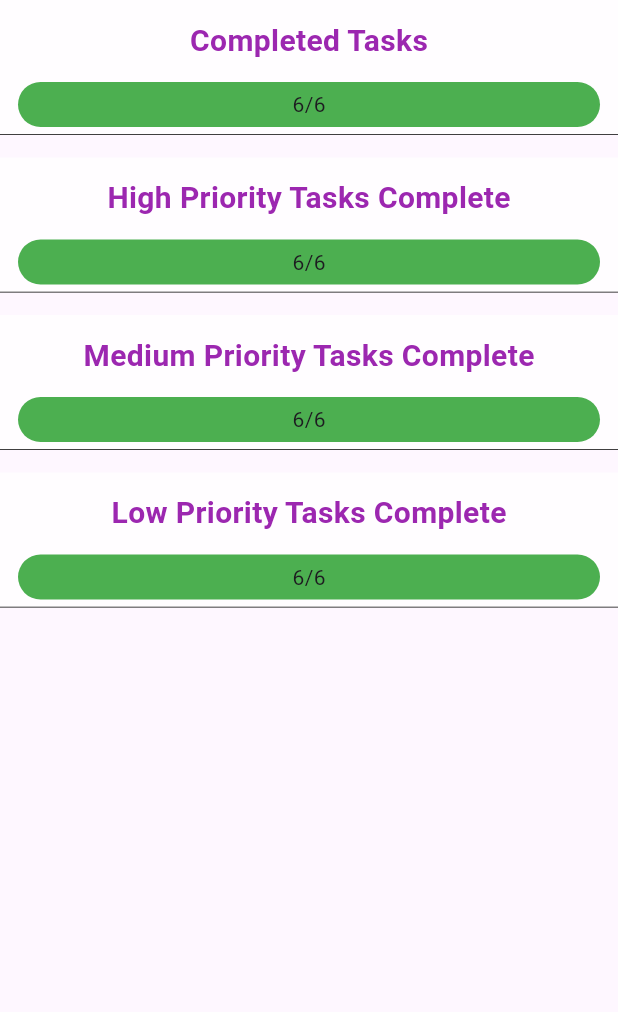
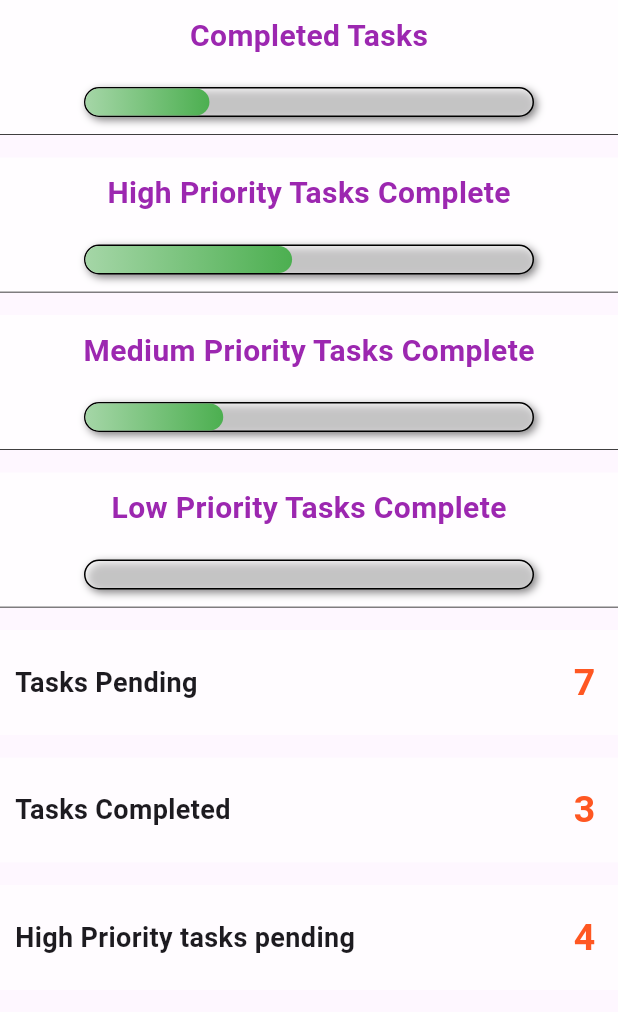
Before and after one commit to josephwatunu123/to_do_app, a Flutter app: the DashboardView screen opened directly, on a phone screen of 412 x 824 dp, the part 84-1096 px from its top. Run offline on Flutter 3.47's test engine with Material 3 defaults, Android fonts, the light colour scheme and no system bars; our stand-ins replace flutter_speed_dial, stacked.

Commit message:
create dashboard functionality

```diff
--- a/lib/ui/views/dashboard/dashboard_view.dart
+++ b/lib/ui/views/dashboard/dashboard_view.dart
@@ -1,5 +1,8 @@
 import 'package:flutter/material.dart';
+import 'package:stacked/stacked.dart';
+import 'package:task_sync/ui/views/dashboard/dashboard_view_model.dart';
 import 'package:task_sync/ui/widgets/app_bar.dart';
+import 'package:task_sync/ui/widgets/custom_progress_bar.dart';
 
 class DashboardView extends StatefulWidget {
   const DashboardView({super.key});
@@ -11,23 +14,29 @@ class DashboardView extends StatefulWidget {
 class _DashboardViewState extends State<DashboardView> {
   @override
   Widget build(BuildContext context) {
-    return Scaffold(
+    return ViewModelBuilder<DashboardViewModel>.reactive(
+        viewModelBuilder: ()=>DashboardViewModel()..fetchTasksProgress() ,
+        builder: (context, viewModel, child)=> Scaffold(
           appBar: const CustomAppBar(),
           extendBodyBehindAppBar: true,
           body: SafeArea(
               child: Column(
                 spacing: 15,
                 children: [
-            _taskProgress("Completed Tasks"),
-            _taskProgress("High Priority Tasks Complete"),
-            _taskProgress("Medium Priority Tasks Complete"),
-            _taskProgress("Low Priority Tasks Complete"),
+                  _taskProgress("Completed Tasks", viewModel.overallProgress),
+                  _taskProgress("High Priority Tasks Complete", viewModel.highPriorityProgress),
+                  _taskProgress("Medium Priority Tasks Complete", viewModel.mediumPriorityProgress),
+                  _taskProgress("Low Priority Tasks Complete", viewModel.lowPriorityProgress),
+                  _pendingTasks("Tasks Pending", viewModel.pendingTasksCount),
+                  _pendingTasks("Tasks Completed", viewModel.completedTasksCount),
+                  _pendingTasks("High Priority tasks pending", viewModel.highPriorityCount)
                 ],
               )),
+        )
     );
   }
 
-  Widget _taskProgress (String title){
+  Widget _taskProgress (String title, double progress){
     return Container(
       alignment: Alignment.centerLeft,
       padding: EdgeInsets.symmetric(horizontal: 12),
@@ -49,16 +58,33 @@ class _DashboardViewState extends State<DashboardView> {
             padding: const EdgeInsets.all(8.0),
             child: Text(title, style: TextStyle(color: Colors.purple, fontSize: 20, fontWeight: FontWeight.bold),),
           ),
-          Container(
-            alignment: Alignment.center,
-            height: 30,
+          CustomProgressBar(progress: progress)
+        ],
+      ),
+    );
+  }
+
+
+  Widget _pendingTasks (String title, int value){
+    return Container(
+      color: Colors.white60,
+      height: 70,
       width: double.infinity,
-            decoration: BoxDecoration(
-                color: Colors.green,
-                borderRadius: BorderRadius.circular(20)
-            ),
-            child: Text('6/6'),
-          )
+      padding: EdgeInsets.only(left:10, right: 15),
+      child: Row(
+        mainAxisAlignment: MainAxisAlignment.spaceBetween,
+        children: [
+          Text(title,style:
+            TextStyle(
+                fontWeight: FontWeight.w600,
+                fontSize: 18,
+
+            ),),
+          Text("$value",style: TextStyle(
+            fontWeight: FontWeight.w700,
+            fontSize: 25,
+            color: Colors.deepOrange
+          ),)
         ],
       ),
     );
--- a/lib/ui/views/dashboard/dashboard_view_model.dart
+++ b/lib/ui/views/dashboard/dashboard_view_model.dart
@@ -0,0 +1,142 @@
+import 'package:flutter/cupertino.dart';
+import 'package:stacked/stacked.dart';
+import 'package:task_sync/models/task_model.dart';
+
+import '../../../services/local_json_service.dart';
+
+class DashboardViewModel extends BaseViewModel {
+  final _jsonService = LocalJsonService();
+
+  List<TaskModel> _allTasks = [];
+
+  // Completed tasks by priority
+  List<TaskModel> _completedTasks = [];
+  List<TaskModel> _completedHighPriorityTasks = [];
+  List<TaskModel> _completedMediumPriorityTasks = [];
+  List<TaskModel> _completedLowPriorityTasks = [];
+
+  // Total tasks by priority (for accurate progress calculation)
+  List<TaskModel> _highPriorityTasks = [];
+  List<TaskModel> _mediumPriorityTasks = [];
+  List<TaskModel> _lowPriorityTasks = [];
+
+  // Pre-calculated progress values
+  double _overallProgress = 0.0;
+  double _highPriorityProgress = 0.0;
+  double _mediumPriorityProgress = 0.0;
+  double _lowPriorityProgress = 0.0;
+
+  // Getters for completed tasks
+  List<TaskModel> get completedTasks => List.unmodifiable(_completedTasks);
+  List<TaskModel> get completedHighPriorityTasks => List.unmodifiable(_completedHighPriorityTasks);
+  List<TaskModel> get completedMediumPriorityTasks => List.unmodifiable(_completedMediumPriorityTasks);
+  List<TaskModel> get completedLowPriorityTasks => List.unmodifiable(_completedLowPriorityTasks);
+
+  // Getters for all tasks by priority
+  List<TaskModel> get allTasks => List.unmodifiable(_allTasks);
+  List<TaskModel> get highPriorityTasks => List.unmodifiable(_highPriorityTasks);
+  List<TaskModel> get mediumPriorityTasks => List.unmodifiable(_mediumPriorityTasks);
+  List<TaskModel> get lowPriorityTasks => List.unmodifiable(_lowPriorityTasks);
+
+  // Pre-calculated progress getters (no computation needed)
+  double get overallProgress => _overallProgress;
+  double get highPriorityProgress => _highPriorityProgress;
+  double get mediumPriorityProgress => _mediumPriorityProgress;
+  double get lowPriorityProgress => _lowPriorityProgress;
+
+  // Fetch and calculate all progress data in one go
+  Future<void> fetchTasksProgress() async {
+    setBusy(true);
+    notifyListeners();
+
+    try {
+      final jsonList = await _jsonService.readJsonList();
+      _allTasks = jsonList.map((json) => TaskModel.fromJson(json)).toList();
+
+      _calculateProgress();
+
+    } catch (e) {
+      debugPrint("Error fetching tasks: $e");
+      // Reset to empty state on error
+      _resetState();
+    } finally {
+      setBusy(false);
+    }
+  }
+
+  void _calculateProgress() {
+    // Group tasks by completion status and priority in a single pass
+    _completedTasks.clear();
+    _highPriorityTasks.clear();
+    _mediumPriorityTasks.clear();
+    _lowPriorityTasks.clear();
+    _completedHighPriorityTasks.clear();
+    _completedMediumPriorityTasks.clear();
+    _completedLowPriorityTasks.clear();
+
+    for (final task in _allTasks) {
+      // Group by completion
+      if (task.isComplete) {
+        _completedTasks.add(task);
+      }
+
+      // Group by priority and track completed ones
+      switch (task.priority.toLowerCase()) {
+        case 'high':
+          _highPriorityTasks.add(task);
+          if (task.isComplete) {
+            _completedHighPriorityTasks.add(task);
+          }
+          break;
+        case 'medium':
+          _mediumPriorityTasks.add(task);
+          if (task.isComplete) {
+            _completedMediumPriorityTasks.add(task);
+          }
+          break;
+        case 'low':
+          _lowPriorityTasks.add(task);
+          if (task.isComplete) {
+            _completedLowPriorityTasks.add(task);
+          }
+          break;
+      }
+    }
+
+    // Calculate progress percentages once
+    _overallProgress = _allTasks.isEmpty ? 0.0 : _completedTasks.length / _allTasks.length;
+    _highPriorityProgress = _highPriorityTasks.isEmpty ? 0.0 : _completedHighPriorityTasks.length / _highPriorityTasks.length;
+    _mediumPriorityProgress = _mediumPriorityTasks.isEmpty ? 0.0 : _completedMediumPriorityTasks.length / _mediumPriorityTasks.length;
+    _lowPriorityProgress = _lowPriorityTasks.isEmpty ? 0.0 : _completedLowPriorityTasks.length / _lowPriorityTasks.length;
+  }
+
+  void _resetState() {
+    _allTasks.clear();
+    _completedTasks.clear();
+    _highPriorityTasks.clear();
+    _mediumPriorityTasks.clear();
+    _lowPriorityTasks.clear();
+    _completedHighPriorityTasks.clear();
+    _completedMediumPriorityTasks.clear();
+    _completedLowPriorityTasks.clear();
+
+    _overallProgress = 0.0;
+    _highPriorityProgress = 0.0;
+    _mediumPriorityProgress = 0.0;
+    _lowPriorityProgress = 0.0;
+  }
+
+  // Helper methods for counts (useful for UI display)
+  int get totalTasksCount => _allTasks.length;
+  int get completedTasksCount => _completedTasks.length;
+  int get pendingTasksCount => _allTasks.length - _completedTasks.length;
+
+  // Priority-specific counts
+  int get highPriorityCount => _highPriorityTasks.length;
+  int get mediumPriorityCount => _mediumPriorityTasks.length;
+  int get lowPriorityCount => _lowPriorityTasks.length;
+
+  int get completedHighPriorityCount => _completedHighPriorityTasks.length;
+  int get completedMediumPriorityCount => _completedMediumPriorityTasks.length;
+  int get completedLowPriorityCount => _completedLowPriorityTasks.length;
+}
--- /dev/null
+++ b/lib/ui/widgets/custom_progress_bar.dart
@@ -0,0 +1,70 @@
+import 'package:flutter/cupertino.dart';
+import 'package:flutter/material.dart';
+class CustomProgressBar extends StatefulWidget {
+  const CustomProgressBar({super.key, required this.progress});
+  final double progress;
+  @override
+  State<CustomProgressBar> createState() => _CustomProgressBarState();
+}
+
+class _CustomProgressBarState extends State<CustomProgressBar> {
+  @override
+  Widget build(BuildContext context) {
+    final double width=300;
+    double starSize= 40.0;
+    final double height=20;
+
+    return Padding(
+      padding: const EdgeInsets.symmetric(vertical: 10, horizontal: 10),
+      child: Row(
+        mainAxisAlignment: MainAxisAlignment.center,
+        children: [
+          Stack(
+              clipBehavior: Clip.none,
+              children:[
+                Container(
+                  width: width,
+                  height: height,
+                  decoration: BoxDecoration(
+                      color: Colors.white54,
+                      borderRadius: BorderRadius.circular(12),
+                      border: Border.all(color: Colors.black, width: 1),
+                      boxShadow:[ BoxShadow(
+                          color: Colors.black.withOpacity(0.5),
+                          blurRadius: 4,
+                          offset: const Offset(2, 2)
+                      )]
+                  ),
+                  child: Stack(
+                    clipBehavior: Clip.none,
+                    children: [
+                      AnimatedContainer(
+                        duration: const Duration(milliseconds: 500),
+                        curve: Curves.easeInOut,
+                        width: width * widget.progress,
+                        height: height,
+                        decoration: BoxDecoration(
+                            gradient: LinearGradient(
+                              colors: [
+                                Colors.green.shade200, // Light orange
+                                Colors.green, // Deep orange
+                              ],
+                              begin: Alignment.centerLeft,
+                              end: Alignment.centerRight,
+                            ),
+                            borderRadius: BorderRadius.circular(12)
+                        ),
+                      ),
+
+                    ],
+                  ),
+                ),
+
+              ]
+          ),
+
+        ],
+      ),
+    );
+  }
+}
```
Lines whose indentation alone changed are shown as unchanged.
